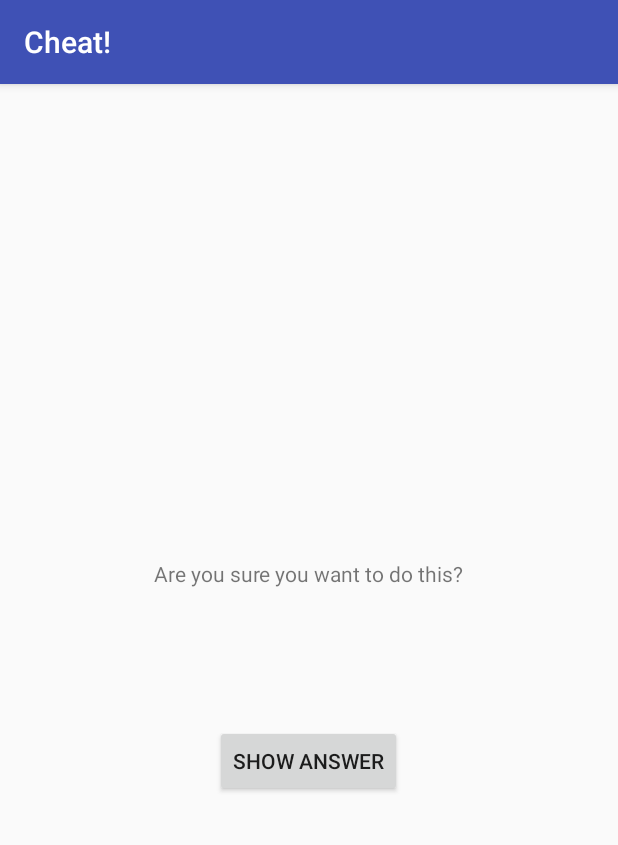
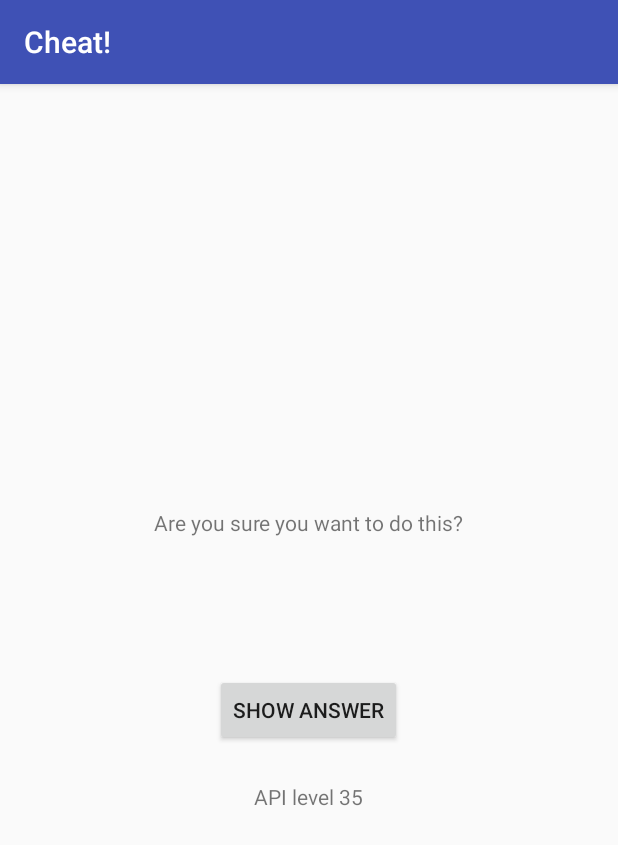
Before and after one commit to guillemc/android-bignerdranch-geoquiz, an Android app: the CheatActivity screen opened directly, with no data from a screen before it, on a phone screen of 412 x 824 dp. Shown: the top 845 px of the screen. Run offline under Robolectric (Android 15) with nearby library versions, the phone set to English and light mode, and no system bars.

Commit message:
View api level

```diff
--- a/app/src/main/java/com/bignerdranch/android/geoquiz/CheatActivity.java
+++ b/app/src/main/java/com/bignerdranch/android/geoquiz/CheatActivity.java
@@ -68,6 +68,9 @@ public class CheatActivity extends AppCompatActivity {
             }
         });
 
+        TextView tv = (TextView) findViewById(R.id.view_version);
+        tv.setText(String.format("API level %d", Build.VERSION.SDK_INT));
+
     }
 
     @Override
--- a/app/src/main/res/layout/activity_cheat.xml
+++ b/app/src/main/res/layout/activity_cheat.xml
@@ -26,5 +26,9 @@
         android:layout_height="wrap_content"
         android:id="@+id/show_answer_button"
         android:text="@string/show_answer_button"/>
-
+    <TextView
+        android:layout_width="wrap_content"
+        android:layout_height="wrap_content"
+        android:padding="24dp"
+        android:id="@+id/view_version"/>
 </LinearLayout>
```
